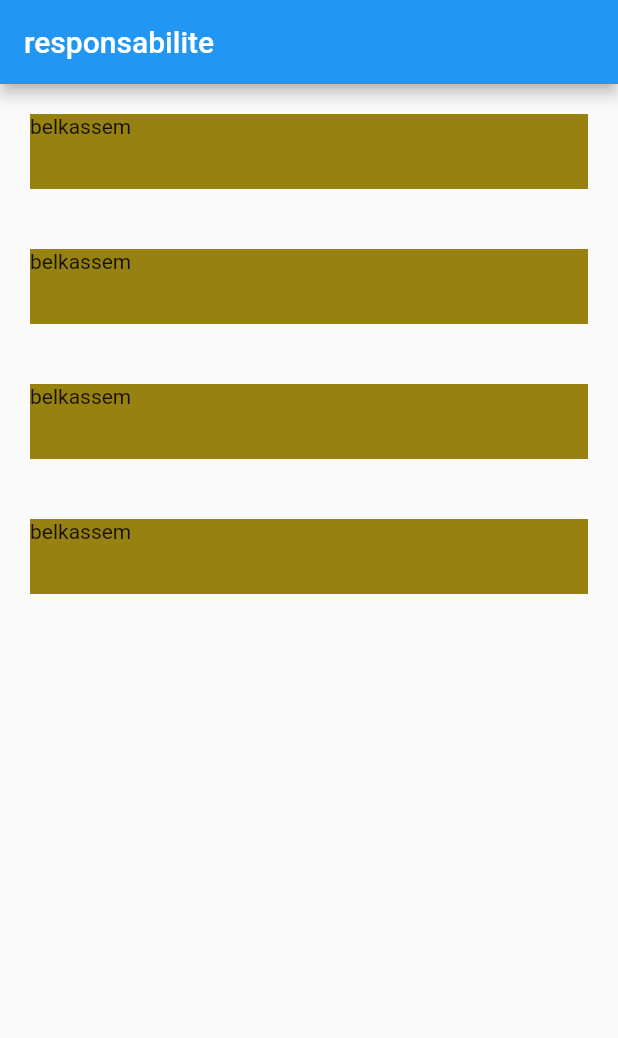
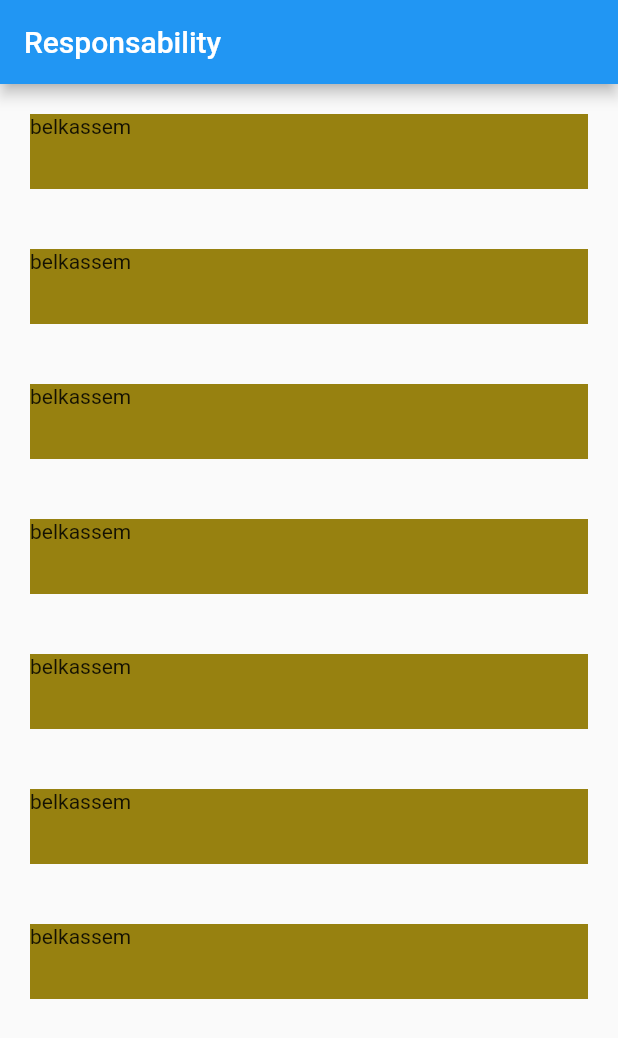
Before and after one commit to developython14/rightedu_mobile_version, a Flutter app: the screen it shows after launch, on a phone screen of 412 x 824 dp. Shown: the top 1038 px of the screen. Run offline on Flutter 3.47's test engine with Material 2 defaults, Android fonts, the phone set to English and light mode, and no system bars; our stand-ins replace audioplayers, camera, convex_bottom_bar, email_validator, file_picker, fl_chart and 10 more; missing offline and left inert: awesome_card, dart:ffi, flutter_sound_lite.

```diff
--- a/lib/profile/pages/statcomponant/voice.dart
+++ b/lib/profile/pages/statcomponant/voice.dart
@@ -201,11 +201,11 @@ class _animatedlState extends State<animatedl> {
   @override
   Widget build(BuildContext context) {
     return Scaffold(
-      appBar: AppBar(title: Text('responsabilite')),
+      appBar: AppBar(title: Text('Responsability')),
       body: Center(
         child: AnimatedList(
             key: _listKey,
-            initialItemCount: 4,
+            initialItemCount: 7,
             itemBuilder: (context, index, animation) {
               return SlideTransition(
                 position: animation.drive(_offset),
```
